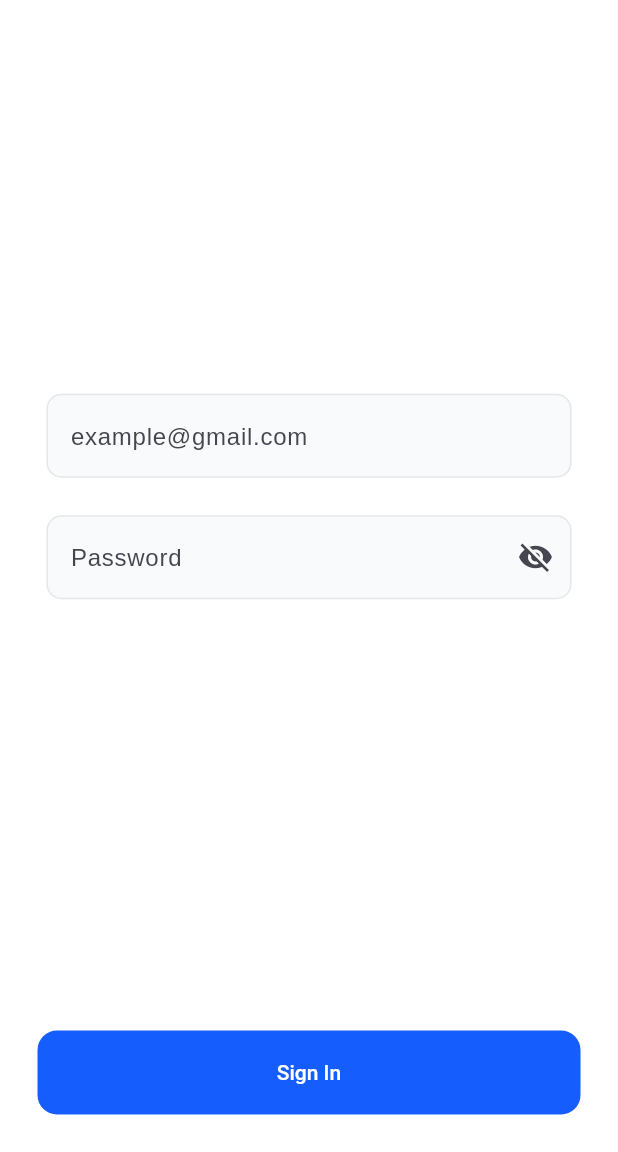
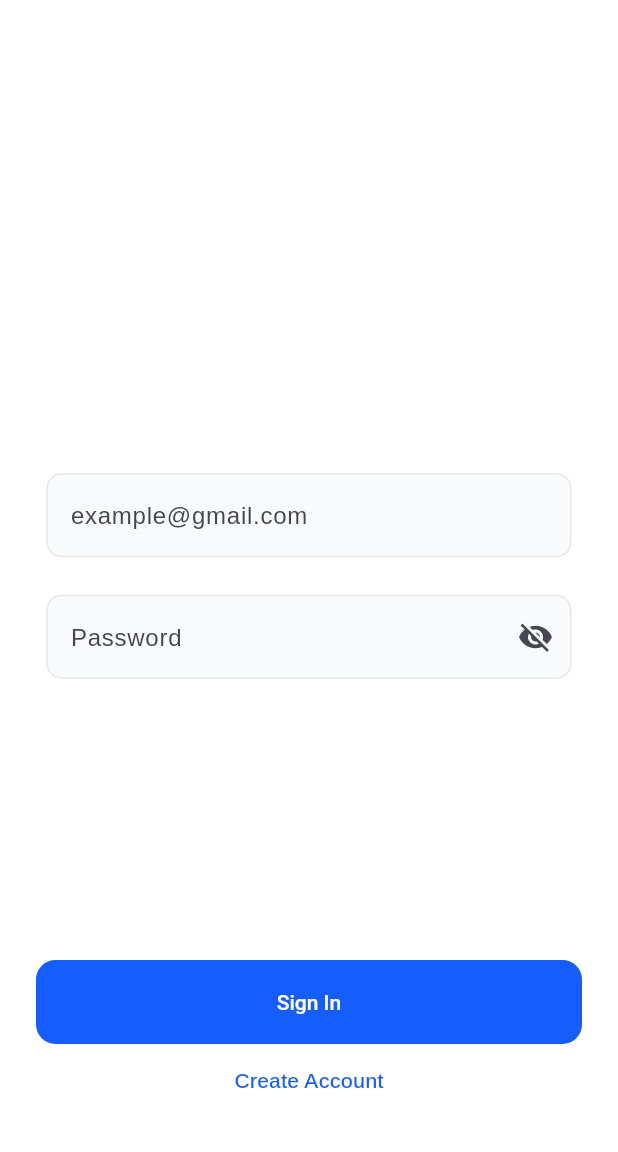
Before and after one commit to studyappreco/reco, a Flutter app: the SingInPageForm screen opened directly, after a tap on "Sign In", on a phone screen of 412 x 824 dp, the part 84-1236 px from its top. Run offline on Flutter 3.47's test engine with Material 3 defaults, Android fonts, the phone set to English and light mode, and no system bars; our stand-ins replace appwrite, file_picker, flutter_dotenv, flutter_svg, go_router.

Commit message:
feat(sign in): add button to create account

```diff
--- a/frontend/lib/ui/SignInPage.dart
+++ b/frontend/lib/ui/SignInPage.dart
@@ -6,6 +6,8 @@ import 'package:flutter/material.dart';
 import 'package:frontend/ui/widgets/PasswordField.dart';
 import 'package:frontend/ui/widgets/ValidatedtextField.dart';
 import 'package:frontend/ui/utils/auth.dart';
+import 'package:go_router/go_router.dart';
+import 'package:provider/provider.dart';
 import '../theme/colors.dart';
 import 'package:frontend/ui/widgets/AdaptiveButton.dart';
 
@@ -46,16 +48,18 @@ class SignInPageState extends State<SingInPageForm> {
 
     Session session = await account.createEmailPasswordSession(email: userEmail, password: userPassword);
     print(session.toString());
-    ClientSession.setUserSession(session);
+    context.read<ClientSession>().setUserSession(session);
   }
 
 
   @override
   Widget build(BuildContext context) {
     return Scaffold(
-        backgroundColor: AppColors.standardWhitebackground,
-        appBar: AppBar(title: const Text("Welcome, Sign in tp Reco")),
-        body: Form(
+      backgroundColor: AppColors.standardWhitebackground,
+      appBar: AppBar(title: const Text("Welcome, Sign in tp Reco")),
+      body: Stack(
+        children: [
+          Form(
             key: _formKey,
             child: Center(
               child: Column(
@@ -75,10 +79,34 @@ class SignInPageState extends State<SingInPageForm> {
                 ],
               ),
             )
-        ),
-        bottomNavigationBar: Padding(
-          padding: const EdgeInsets.all(25),
-        child: AdaptiveButton(child: Text("Sign In"), onPressed: loginUser))
+          ),
+          SizedBox(
+            width: double.infinity,
+            child: Padding(
+              padding: EdgeInsets.all(24),
+              child: Column(
+                mainAxisAlignment: .end,
+                crossAxisAlignment: .center,
+                children: [
+                  AdaptiveButton(
+                    onPressed: loginUser,
+                    child: SizedBox(
+                      width: double.infinity,
+                      child: Center(
+                        child: Text("Sign In"),
+                      )
+                    )
+                  ),
+                  TextButton(
+                    onPressed: () => context.go('/register'),
+                    child: Text("Create Account")
+                  )
+                ],
+              )
+            )
+          )
+        ],
+      ),
     );
   }
 }
```
